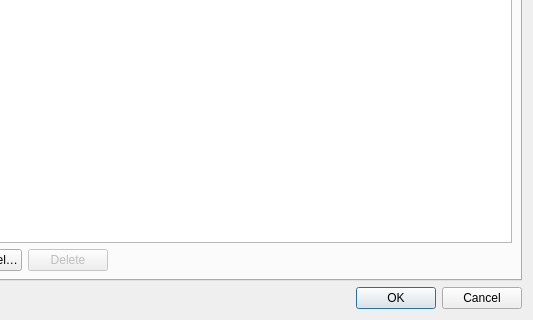
First picture: the form in src/settings/TranslatorSettingsDialog.ui, repository XapaJIaMnu/translateLocally, before the edit; both pictures show x 89 to 622 and y 327 to 647 of the 622 by 647 pixel window.
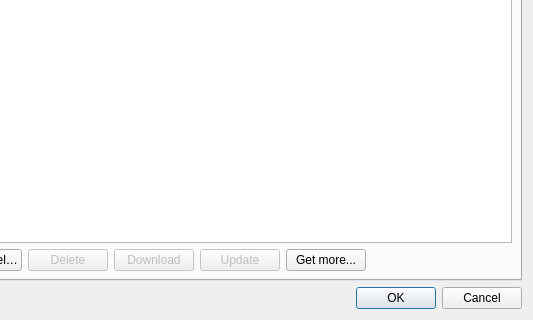
Second picture: the form after the edit. The open tabs and pages were chosen to show the change. Custom widgets are drawn as their Qt base class.

```diff
--- a/src/settings/TranslatorSettingsDialog.ui
+++ b/src/settings/TranslatorSettingsDialog.ui
@@ -218,6 +218,36 @@
            </property>
           </widget>
          </item>
+         <item>
+          <widget class="QPushButton" name="downloadButton">
+           <property name="enabled">
+            <bool>false</bool>
+           </property>
+           <property name="text">
+            <string>Download</string>
+           </property>
+          </widget>
+         </item>
+         <item>
+          <widget class="QPushButton" name="updateButton">
+           <property name="enabled">
+            <bool>false</bool>
+           </property>
+           <property name="text">
+            <string>Update</string>
+           </property>
+          </widget>
+         </item>
+         <item>
+          <widget class="QPushButton" name="getMoreButton">
+           <property name="toolTip">
+            <string>Connect to the Internet to get a list of remote models from available repositories.</string>
+           </property>
+           <property name="text">
+            <string>Get more...</string>
+           </property>
+          </widget>
+         </item>
          <item>
           <spacer name="horizontalSpacer">
            <property name="orientation">
```
Left out of the diff: 2 changed lines with no effect on the pictures.
